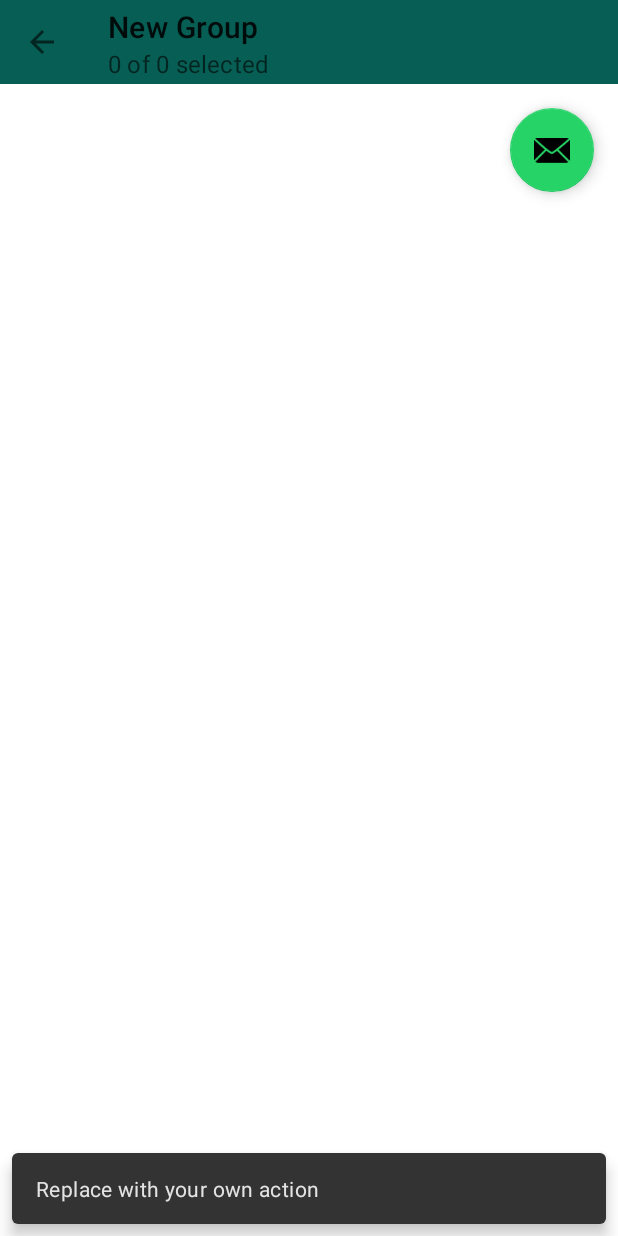
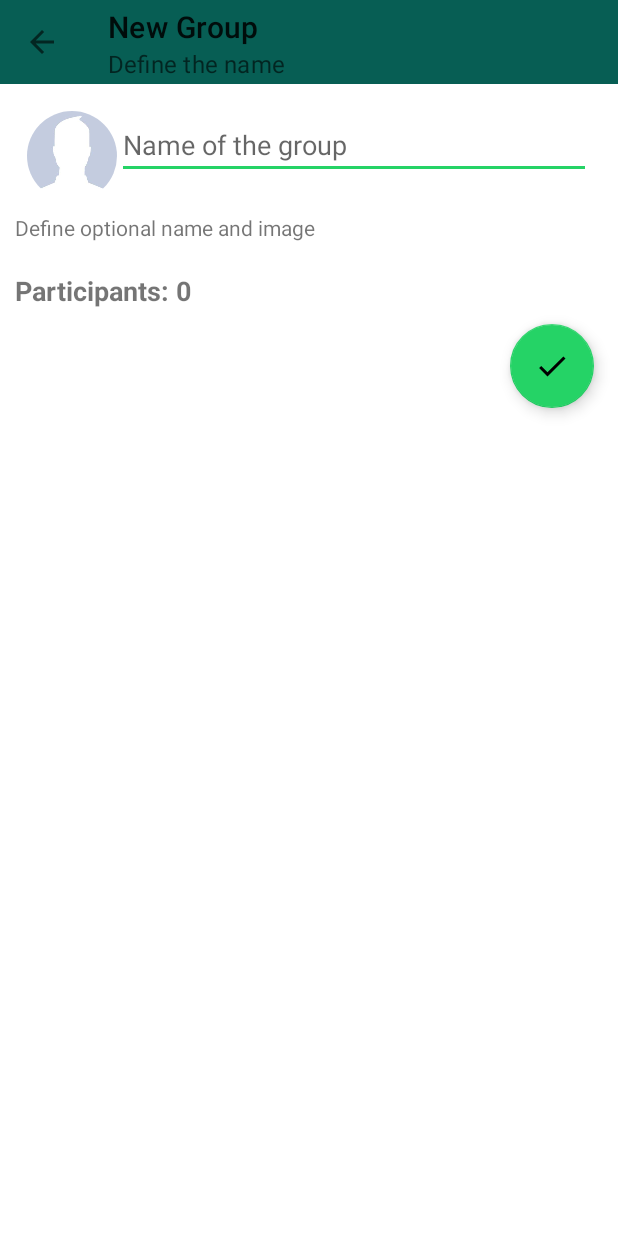
Before and after one commit to BLimaM4I/whatsappclone, an Android app: the GroupActivity screen opened directly, with no data from a screen before it, after a tap on an icon or button, on a phone screen of 412 x 824 dp. Run offline under Robolectric (Android 15) with nearby library versions, the phone set to English and light mode, and no system bars; our stand-ins replace CircleImageView, Firebase (no records; nobody signed in at launch, a user with empty details on screens opened directly).

Commit message:
added the recyclerView to new group activity

```diff
--- a/app/src/main/java/com/m4i/manutencao/whatsappclone/activity/GroupActivity.java
+++ b/app/src/main/java/com/m4i/manutencao/whatsappclone/activity/GroupActivity.java
@@ -1,5 +1,6 @@
 package com.m4i.manutencao.whatsappclone.activity;
 
+import android.content.Intent;
 import android.os.Bundle;
 import android.view.View;
 import android.widget.AdapterView;
@@ -9,7 +10,6 @@ import androidx.appcompat.widget.Toolbar;
 import androidx.recyclerview.widget.LinearLayoutManager;
 import androidx.recyclerview.widget.RecyclerView;
 import com.google.android.material.floatingactionbutton.FloatingActionButton;
-import com.google.android.material.snackbar.Snackbar;
 import com.google.firebase.auth.FirebaseUser;
 import com.google.firebase.database.DataSnapshot;
 import com.google.firebase.database.DatabaseError;
@@ -23,6 +23,7 @@ import com.m4i.manutencao.whatsappclone.helper.FirebaseUserAccess;
 import com.m4i.manutencao.whatsappclone.helper.RecyclerItemClickListener;
 import com.m4i.manutencao.whatsappclone.model.User;
 
+import java.io.Serializable;
 import java.util.ArrayList;
 import java.util.List;
 
@@ -36,8 +37,8 @@ public class GroupActivity extends AppCompatActivity {
     private ValueEventListener valueEventListenerMembers;
     private DatabaseReference usersRef;
     private FirebaseUser actualUser;
-
     private Toolbar toolbar;
+    private FloatingActionButton fabNewGroup;
 
     public void updateMembersToolBar() {
         int totalSelected = listSelectedMembers.size();
@@ -54,20 +55,11 @@ public class GroupActivity extends AppCompatActivity {
         toolbar = findViewById(R.id.activity_group_toolbar);
         toolbar.setTitle("New Group");
         setSupportActionBar(toolbar);
-
-        FloatingActionButton fab = findViewById(R.id.activity_group_fab);
-        fab.setOnClickListener(new View.OnClickListener() {
-            @Override
-            public void onClick(View view) {
-                Snackbar.make(view, "Replace with your own action", Snackbar.LENGTH_LONG)
-                        .setAction("Action", null).show();
-            }
-        });
         getSupportActionBar().setDisplayHomeAsUpEnabled(true);
-
         //Initial config for recycler view
         rvMembers = findViewById(R.id.content_group_rvMembers);
         rvSelectedMembers = findViewById(R.id.content_group_rvSelectedMembers);
+        fabNewGroup = findViewById(R.id.activity_group_fab);
 
         usersRef = FirebaseConfiguration.getFirebaseDatabase().child("users");
         actualUser = FirebaseUserAccess.getActualUser();
@@ -157,6 +149,15 @@ public class GroupActivity extends AppCompatActivity {
                 )
         );
 
+        fabNewGroup.setOnClickListener(new View.OnClickListener() {
+            @Override
+            public void onClick(View v) {
+                Intent i = new Intent(GroupActivity.this, RegisterGroupActivity.class);
+                i.putExtra("members", (Serializable) listSelectedMembers);
+                startActivity(i);
+            }
+        });
+
     }
 
     public void recoverContacts() {
--- a/app/src/main/java/com/m4i/manutencao/whatsappclone/activity/RegisterGroupActivity.java
+++ b/app/src/main/java/com/m4i/manutencao/whatsappclone/activity/RegisterGroupActivity.java
@@ -2,15 +2,29 @@ package com.m4i.manutencao.whatsappclone.activity;
 
 import android.os.Bundle;
 import android.view.View;
+import android.widget.AdapterView;
+import android.widget.TextView;
 import androidx.appcompat.app.AppCompatActivity;
 import androidx.appcompat.widget.Toolbar;
+import androidx.recyclerview.widget.LinearLayoutManager;
+import androidx.recyclerview.widget.RecyclerView;
 import com.google.android.material.floatingactionbutton.FloatingActionButton;
 import com.google.android.material.snackbar.Snackbar;
 import com.m4i.manutencao.whatsappclone.R;
+import com.m4i.manutencao.whatsappclone.adapter.SelectedGroupAdapter;
+import com.m4i.manutencao.whatsappclone.helper.RecyclerItemClickListener;
+import com.m4i.manutencao.whatsappclone.model.User;
+
+import java.util.ArrayList;
+import java.util.List;
 
 public class RegisterGroupActivity extends AppCompatActivity {
 
+    private final List<User> listSelectedMembers = new ArrayList<>();
     private Toolbar toolbar;
+    private TextView tvGroupName;
+    private SelectedGroupAdapter selectedGroupAdapter;
+    private RecyclerView rvSelectedMembers;
 
     @Override
     protected void onCreate(Bundle savedInstanceState) {
@@ -19,7 +33,13 @@ public class RegisterGroupActivity extends AppCompatActivity {
 
         //Toolbar
         toolbar = findViewById(R.id.register_group_activity_toolbar);
+        toolbar.setTitle("New Group");
+        toolbar.setSubtitle("Define the name");
         setSupportActionBar(toolbar);
+
+        //Textview
+        tvGroupName = findViewById(R.id.content_register_tvTotalParticipants);
+        rvSelectedMembers = findViewById(R.id.content_register_rvGroupsMembers);
 
         FloatingActionButton fab = findViewById(R.id.register_group_activity_fab);
         fab.setOnClickListener(new View.OnClickListener() {
@@ -30,6 +50,53 @@ public class RegisterGroupActivity extends AppCompatActivity {
             }
         });
         getSupportActionBar().setDisplayHomeAsUpEnabled(true);
+
+        //Recover the list of members received by intent
+        if (getIntent().getExtras() != null) {
+            List<User> membersSelected = (List<User>) getIntent().getExtras().getSerializable("members");
+            listSelectedMembers.addAll(membersSelected);
+
+            //TexView test to see if we are receiving the members by intent
+            tvGroupName.setText("Participants: " + listSelectedMembers.size());
+        }
+
+        //Config Recycler View for the selected members
+        selectedGroupAdapter = new SelectedGroupAdapter(listSelectedMembers, getApplicationContext());
+        RecyclerView.LayoutManager layoutManagerHorizontal = new LinearLayoutManager(
+                getApplicationContext(),
+                LinearLayoutManager.HORIZONTAL,
+                false
+        );
+        rvSelectedMembers.setLayoutManager(layoutManagerHorizontal);
+        rvSelectedMembers.setHasFixedSize(true);
+        rvSelectedMembers.setAdapter(selectedGroupAdapter);
+
+        rvSelectedMembers.addOnItemTouchListener(
+                new RecyclerItemClickListener(
+                        getApplicationContext(),
+                        rvSelectedMembers,
+                        new RecyclerItemClickListener.OnItemClickListener() {
+                            @Override
+                            public void onItemClick(View view, int position) {
+                                User selectedUser = listSelectedMembers.get(position);
+
+                                //Remove from list of selected user
+                                listSelectedMembers.remove(selectedUser);
+                                selectedGroupAdapter.notifyDataSetChanged();
+                            }
+
+                            @Override
+                            public void onLongItemClick(View view, int position) {
+
+                            }
+
+                            @Override
+                            public void onItemClick(AdapterView<?> parent, View view, int position, long id) {
+
+                            }
+                        }
+                )
+        );
+
     }
-
 }
--- /dev/null
+++ b/app/src/main/res/drawable/arrow_next_white.xml
@@ -0,0 +1,16 @@
+<vector xmlns:android="http://schemas.android.com/apk/res/android"
+        android:width="108dp"
+        android:height="108dp"
+        android:viewportWidth="108"
+        android:viewportHeight="108"
+        android:tint="#000000"
+        android:autoMirrored="true">
+    <group android:scaleX="2.61"
+           android:scaleY="2.61"
+           android:translateX="22.68"
+           android:translateY="22.68">
+        <path
+                android:fillColor="@android:color/white"
+                android:pathData="M12,4l-1.41,1.41L16.17,11H4v2h12.17l-5.58,5.59L12,20l8,-8z"/>
+    </group>
+</vector>
--- /dev/null
+++ b/app/src/main/res/drawable/ic_baseline_check_24.xml
@@ -0,0 +1,10 @@
+<vector xmlns:android="http://schemas.android.com/apk/res/android"
+        android:width="24dp"
+        android:height="24dp"
+        android:viewportWidth="24"
+        android:viewportHeight="24"
+        android:tint="?attr/colorControlNormal">
+    <path
+            android:fillColor="@android:color/white"
+            android:pathData="M9,16.17L4.83,12l-1.42,1.41L9,19 21,7l-1.41,-1.41z"/>
+</vector>
--- a/app/src/main/res/layout/activity_register_group.xml
+++ b/app/src/main/res/layout/activity_register_group.xml
@@ -1,5 +1,5 @@
 <?xml version="1.0" encoding="utf-8"?>
-<androidx.coordinatorlayout.widget.CoordinatorLayout
+<androidx.constraintlayout.widget.ConstraintLayout
         xmlns:android="http://schemas.android.com/apk/res/android"
         xmlns:app="http://schemas.android.com/apk/res-auto"
         xmlns:tools="http://schemas.android.com/tools"
@@ -9,18 +9,26 @@
 
     <androidx.appcompat.widget.Toolbar
             android:id="@+id/register_group_activity_toolbar"
-            android:layout_width="match_parent"
-            android:layout_height="?attr/actionBarSize"
+            android:layout_width="0dp"
+            android:layout_height="wrap_content"
             android:background="?attr/colorPrimary"
-            app:popupTheme="@style/Theme.WhatsAppClone.PopupOverlay"/>
+            app:popupTheme="@style/Theme.WhatsAppClone.PopupOverlay"
+            app:layout_constraintEnd_toEndOf="parent" app:layout_constraintStart_toStartOf="parent"
+            app:layout_constraintTop_toTopOf="parent"/>
 
+    <include android:layout_width="0dp" android:layout_height="wrap_content"
+             layout="@layout/content_register_group" app:layout_constraintEnd_toEndOf="parent"
+             app:layout_constraintTop_toBottomOf="@+id/register_group_activity_toolbar"
+             app:layout_constraintStart_toStartOf="parent"
+             android:id="@+id/include2"/>
     <com.google.android.material.floatingactionbutton.FloatingActionButton
             android:id="@+id/register_group_activity_fab"
             android:layout_width="wrap_content"
             android:layout_height="wrap_content"
             android:layout_gravity="bottom|end"
-            android:layout_marginEnd="@dimen/fab_margin"
-            android:layout_marginBottom="16dp"
-            app:srcCompat="@android:drawable/ic_dialog_email"/>
+            app:srcCompat="@drawable/ic_baseline_check_24"
+            app:layout_constraintEnd_toEndOf="parent"
+            android:layout_marginEnd="16dp"
+            app:layout_constraintTop_toBottomOf="@+id/include2" app:fabSize="normal"/>
 
-</androidx.coordinatorlayout.widget.CoordinatorLayout>
+</androidx.constraintlayout.widget.ConstraintLayout>
--- /dev/null
+++ b/app/src/main/res/layout/content_register_group.xml
@@ -0,0 +1,46 @@
+<?xml version="1.0" encoding="utf-8"?>
+<LinearLayout xmlns:android="http://schemas.android.com/apk/res/android"
+              android:orientation="vertical"
+              android:layout_width="match_parent"
+              android:layout_height="match_parent">
+
+    <LinearLayout
+            android:orientation="vertical"
+            android:layout_width="match_parent"
+            android:layout_height="wrap_content" android:padding="10dp" android:background="@android:color/white">
+
+
+        <LinearLayout
+                android:orientation="horizontal"
+                android:layout_width="match_parent"
+                android:layout_height="wrap_content" android:padding="8dp">
+            <de.hdodenhof.circleimageview.CircleImageView android:layout_width="60dp"
+                                                          android:layout_height="60dp"
+                                                          android:src="@drawable/standard_photo_24"
+                                                          android:id="@+id/content_register_civGroupImage"/>
+            <EditText
+                    android:layout_width="wrap_content"
+                    android:layout_height="wrap_content"
+                    android:inputType="textPersonName"
+                    android:ems="10"
+                    android:id="@+id/content_register_etGroupName" android:layout_weight="1"
+                    android:hint="Name of the group"/>
+        </LinearLayout>
+        <TextView
+                android:text="Define optional name and image"
+                android:layout_width="match_parent"
+                android:layout_height="wrap_content" android:id="@+id/textView3"/>
+    </LinearLayout>
+    <LinearLayout
+            android:orientation="vertical"
+            android:layout_width="match_parent"
+            android:layout_height="match_parent" android:padding="10dp">
+        <TextView
+                android:text="Participants: 0"
+                android:layout_height="wrap_content" android:id="@+id/content_register_tvTotalParticipants"
+                android:textStyle="bold" android:textSize="18sp" android:layout_width="match_parent"/>
+        <androidx.recyclerview.widget.RecyclerView
+                android:layout_width="match_parent"
+                android:layout_height="match_parent" android:id="@+id/content_register_rvGroupsMembers"/>
+    </LinearLayout>
+</LinearLayout>
```
Also changed, not shown: app/src/main/AndroidManifest.xml (+11 -5 lines), app/src/main/ic_launcher-playstore.png (added).
